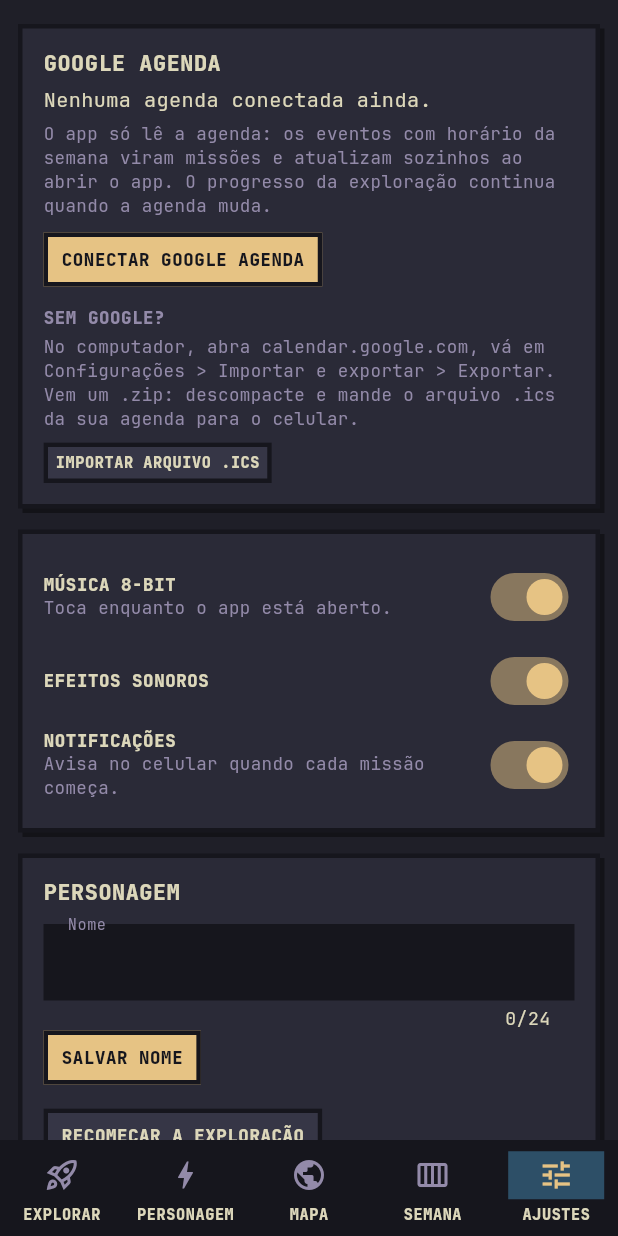
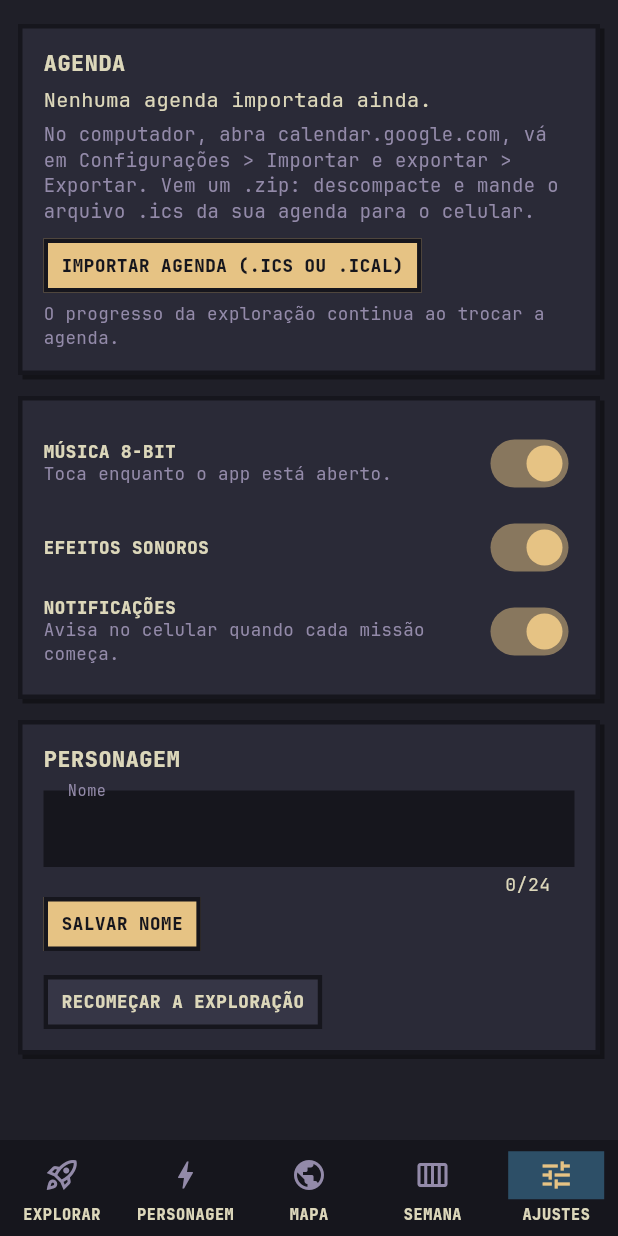
Before and after one commit to g8-fuentes/space-calendar-, a Flutter app: the GameShell screen opened directly, item 5 of the bottom bar chosen, on a phone screen of 412 x 824 dp. Run offline on Flutter 3.47's test engine with Material 3 defaults, Android fonts, the phone set to English and light mode, and no system bars; our stand-ins replace audioplayers, file_picker, flutter_local_notifications, flutter_riverpod, flutter_timezone, shared_preferences and 1 more; accounts and stored records are empty; network calls fail.

Commit message:
Tira a conexão com o Google Agenda: só importar .ics/.ical
A agenda volta a entrar só por arquivo .ics ou .ical, na tela inicial e
em Ajustes. Sai o login Google, a sincronização automática e as
dependências google_sign_in e http. O progresso salvo continua valendo.

Co-Authored-By: Claude Opus 5.5 <noreply@anthropic.com>
Claude-Session: https://claude.ai/code/session_01KQqukXowDvgs4fr8tGyKw8

```diff
--- a/lib/features/game/domain/entities/game_state.dart
+++ b/lib/features/game/domain/entities/game_state.dart
@@ -90,8 +90,6 @@ class GameState {
     this.lastPlace = -1,
     this.lastForm = -1,
     this.lastExplored = '',
-    this.google = false,
-    this.lastSync = 0,
     Set<String>? explored,
   })  : missions = missions ?? [],
         weeks = weeks ?? {},
@@ -125,12 +123,6 @@ class GameState {
   /// Última semana em que o aviso de destino explorado já apareceu.
   String lastExplored;
 
-  /// Missões vêm do Google Agenda, sincronizado sozinho.
-  bool google;
-
-  /// Hora da última sincronização com o Google (ms desde 1970).
-  int lastSync;
-
   /// Missões por semana que exploram o destino: metade das missões da
   /// agenda (pelo menos 1).
   int get weeklyGoal {
@@ -154,8 +146,6 @@ class GameState {
         'lastForm': lastForm,
         'explored': explored.toList()..sort(),
         'lastExplored': lastExplored,
-        'google': google,
-        'lastSync': lastSync,
       };
 
   factory GameState.fromJson(Map<String, Object?> j, {required String today}) {
@@ -176,8 +166,6 @@ class GameState {
       lastPlace: (j['lastPlace'] as num?)?.toInt() ?? -1,
       lastForm: (j['lastForm'] as num?)?.toInt() ?? -1,
       lastExplored: j['lastExplored'] as String? ?? '',
-      google: j['google'] as bool? ?? false,
-      lastSync: (j['lastSync'] as num?)?.toInt() ?? 0,
       explored: {for (final k in (j['explored'] as List? ?? const [])) k as String},
     );
     // Saves antigos: as semanas que já cumpriam a meta contam como exploradas.
--- a/lib/features/game/presentation/controllers/game_providers.dart
+++ b/lib/features/game/presentation/controllers/game_providers.dart
@@ -2,7 +2,6 @@ import 'dart:async';
 
 import 'package:flutter_riverpod/flutter_riverpod.dart';
 
-import '../../../../core/calendar/google_calendar.dart';
 import '../../../../core/notifications/mission_alerts.dart';
 import '../../../../core/sound/music.dart';
 import '../../../../core/sound/sfx.dart';
@@ -21,7 +20,6 @@ final gameRepositoryProvider = Provider<GameRepository>((ref) => throw Unimpleme
 final initialGameStateProvider = Provider<GameState>((ref) => throw UnimplementedError('override em main'));
 final missionAlertsProvider = Provider<MissionAlerts>((ref) => const NoMissionAlerts());
 final weatherSourceProvider = Provider<Future<WeatherNow?> Function()>((ref) => fetchBauruWeather);
-final calendarSourceProvider = Provider<CalendarSource>((ref) => GoogleCalendarSource());
 
 /// Relógio da tela: atualiza a cada 15 segundos.
 final nowProvider = StreamProvider<DateTime>((ref) {
--- a/lib/features/game/presentation/screens/intro_screen.dart
+++ b/lib/features/game/presentation/screens/intro_screen.dart
@@ -6,13 +6,12 @@ import '../../../../core/sound/sfx.dart';
 import '../../domain/catalog/places.dart';
 import '../controllers/game_providers.dart';
 import '../controllers/import_flow.dart';
-import '../controllers/sync_flow.dart';
 import '../widgets/explore_scene.dart';
 import '../widgets/pixel_widgets.dart';
 import '../widgets/ui.dart';
+import 'settings_screen.dart' show exportHelp;
 
-/// Primeira tela: nome do astronauta e a conexão com o Google Agenda (ou, como
-/// alternativa, um arquivo .ics).
+/// Primeira tela: nome do astronauta e a agenda (.ics ou .ical).
 class IntroScreen extends ConsumerStatefulWidget {
   const IntroScreen({super.key});
 
@@ -31,7 +30,7 @@ class _IntroScreenState extends ConsumerState<IntroScreen> {
     super.dispose();
   }
 
-  Future<void> _start({required bool google}) async {
+  Future<void> _start() async {
     final n = _name.text.trim();
     if (n.isEmpty) {
       setState(() => _error = 'Escreva o nome do personagem antes de continuar.');
@@ -42,8 +41,7 @@ class _IntroScreenState extends ConsumerState<IntroScreen> {
       _error = null;
       _busy = true;
     });
-    final err =
-        google ? await connectGoogle(context, ref, heroName: n) : await importCalendar(context, ref, heroName: n);
+    final err = await importCalendar(context, ref, heroName: n);
     if (mounted) {
       setState(() {
         _busy = false;
@@ -77,29 +75,23 @@ class _IntroScreenState extends ConsumerState<IntroScreen> {
                       maxLength: 24,
                       style: PixelText.body(17),
                       decoration: pixelInput('Nome do astronauta', hint: 'Ex.: Gui'),
-                      onSubmitted: (_) => _start(google: true),
+                      onSubmitted: (_) => _start(),
                     ),
                     const SizedBox(height: 8),
-                    PixelButton(label: 'Conectar Google Agenda', onPressed: _busy ? null : () => _start(google: true)),
+                    PixelButton(label: 'Importar agenda (.ics ou .ical)', onPressed: _busy ? null : _start),
                     ErrorText(_error),
                     const SizedBox(height: 14),
                     Container(
                       color: Kanagawa.sumiInk0,
                       padding: const EdgeInsets.all(12),
                       child: Text(
-                        'O app lê (sem mudar nada) os eventos com horário da semana no seu Google Agenda, e eles '
-                        'viram missões. A agenda atualiza sozinha toda vez que você abre o app.\n\n'
+                        '$exportHelp\n\n'
+                        'Cada evento com horário vira uma missão semanal.\n\n'
                         'Cada semana o astronauta explora um destino: começa na Terra, passa pela Lua e pelos planetas e '
                         'depois sai do Sistema Solar rumo às estrelas e às galáxias. Cumpra metade das missões da '
                         'semana para explorar o destino e partir para o próximo na segunda-feira.',
                         style: PixelText.body(14, color: Kanagawa.springViolet1),
                       ),
-                    ),
-                    const SizedBox(height: 10),
-                    TextButton(
-                      onPressed: _busy ? null : () => _start(google: false),
-                      child: Text('Sem Google? Importar arquivo .ics',
-                          style: PixelText.body(14, color: Kanagawa.springBlue)),
                     ),
                   ]),
                 ),
--- a/lib/features/game/presentation/screens/settings_screen.dart
+++ b/lib/features/game/presentation/screens/settings_screen.dart
@@ -3,15 +3,12 @@ import 'package:flutter_riverpod/flutter_riverpod.dart';
 
 import '../../../../app/theme/kanagawa.dart';
 import '../../../../core/sound/sfx.dart';
-import '../../../../core/text/text_utils.dart';
 import '../controllers/game_providers.dart';
 import '../controllers/import_flow.dart';
-import '../controllers/sync_flow.dart';
 import '../widgets/pixel_widgets.dart';
 import '../widgets/ui.dart';
 
-/// Passo a passo para tirar o arquivo .ics do Google Agenda (alternativa
-/// para quem não conecta a conta Google).
+/// Passo a passo para tirar o arquivo .ics do Google Agenda.
 const exportHelp = 'No computador, abra calendar.google.com, vá em Configurações > Importar e exportar > Exportar. '
     'Vem um .zip: descompacte e mande o arquivo .ics da sua agenda para o celular.';
 
@@ -26,9 +23,6 @@ class _SettingsScreenState extends ConsumerState<SettingsScreen> {
   late final TextEditingController _name = TextEditingController(text: ref.read(gameControllerProvider).name);
   String? _importError;
   bool _confirmReset = false;
-  bool _syncing = false;
-
-  static String _when(DateTime d) => '${two(d.day)}/${two(d.month)} às ${two(d.hour)}:${two(d.minute)}';
 
   @override
   void dispose() {
@@ -43,71 +37,31 @@ class _SettingsScreenState extends ConsumerState<SettingsScreen> {
     return ListView(padding: const EdgeInsets.fromLTRB(12, 16, 12, 32), children: [
       PixelPanel(
         child: Column(crossAxisAlignment: CrossAxisAlignment.stretch, children: [
-          Text('GOOGLE AGENDA', style: PixelText.display(10)),
+          Text('AGENDA', style: PixelText.display(10)),
           const SizedBox(height: 6),
           Text(
-            s.google
-                ? 'Conectado. ${s.missions.length} eventos desta semana são missões.'
-                    '${s.lastSync > 0 ? ' Última sincronização: ${_when(DateTime.fromMillisecondsSinceEpoch(s.lastSync))}.' : ''}'
-                : s.missions.isEmpty
-                    ? 'Nenhuma agenda conectada ainda.'
-                    : '${s.missions.length} eventos vieram de um arquivo. Conecte o Google para atualizar sozinho.',
+            s.missions.isEmpty
+                ? 'Nenhuma agenda importada ainda.'
+                : '${s.missions.length} eventos da agenda viram missões toda semana.',
             style: PixelText.body(15),
           ),
           const SizedBox(height: 6),
-          Text(
-              'O app só lê a agenda: os eventos com horário da semana viram missões e atualizam sozinhos ao abrir o '
-              'app. O progresso da exploração continua quando a agenda muda.',
-              style: PixelText.body(13, color: Kanagawa.springViolet1)),
+          Text(exportHelp, style: PixelText.body(14, color: Kanagawa.springViolet1)),
           const SizedBox(height: 10),
-          Wrap(spacing: 8, runSpacing: 8, children: [
-            PixelButton(
-              label: _syncing ? 'Sincronizando...' : (s.google ? 'Sincronizar agora' : 'Conectar Google Agenda'),
-              onPressed: _syncing
-                  ? null
-                  : () async {
-                      setState(() => _syncing = true);
-                      final err = await connectGoogle(context, ref);
-                      if (mounted) {
-                        setState(() {
-                          _syncing = false;
-                          _importError = err;
-                        });
-                      }
-                    },
-            ),
-            if (s.google)
-              PixelButton(
-                label: 'Desconectar',
-                color: Kanagawa.sumiInk5,
-                textColor: Kanagawa.fujiWhite,
-                onPressed: () async {
-                  await disconnectGoogle(ref);
-                  if (context.mounted) showToast(context, 'Google Agenda desconectado');
-                },
-              ),
-          ]),
-          ErrorText(_importError),
-          if (!s.google) ...[
-            const SizedBox(height: 14),
-            Text('SEM GOOGLE?', style: PixelText.display(8, color: Kanagawa.springViolet1)),
-            const SizedBox(height: 4),
-            Text(exportHelp, style: PixelText.body(13, color: Kanagawa.springViolet1)),
-            const SizedBox(height: 8),
           Align(
             alignment: Alignment.centerLeft,
             child: PixelButton(
-                label: 'Importar arquivo .ics',
-                dense: true,
-                color: Kanagawa.sumiInk5,
-                textColor: Kanagawa.fujiWhite,
+              label: s.missions.isEmpty ? 'Importar agenda (.ics ou .ical)' : 'Importar agenda atualizada',
               onPressed: () async {
                 final err = await importCalendar(context, ref);
                 if (mounted) setState(() => _importError = err);
               },
             ),
           ),
-          ],
+          ErrorText(_importError),
+          const SizedBox(height: 6),
+          Text('O progresso da exploração continua ao trocar a agenda.',
+              style: PixelText.body(13, color: Kanagawa.springViolet1)),
         ]),
       ),
       const SizedBox(height: 14),
--- a/pubspec.yaml
+++ b/pubspec.yaml
@@ -14,8 +14,6 @@ dependencies:
   flutter_local_notifications: ^22.3.2
   flutter_riverpod: ^2.6.1
   flutter_timezone: ^5.1.1
-  google_sign_in: ^7.2.0
-  http: ^1.6.0
   path_provider: ^2.1.6
   shared_preferences: ^2.3.3
   timezone: ^0.11.2
```
Also changed, not shown: lib/app/app.dart (+2 -5 lines), lib/core/calendar/google_calendar.dart (deleted, +0 -134 lines), lib/features/game/domain/services/calendar_import.dart (+2 -27 lines), lib/features/game/presentation/controllers/sync_flow.dart (deleted, +0 -91 lines), pubspec.lock, 3 other files. Lines whose indentation alone changed are shown as unchanged.
